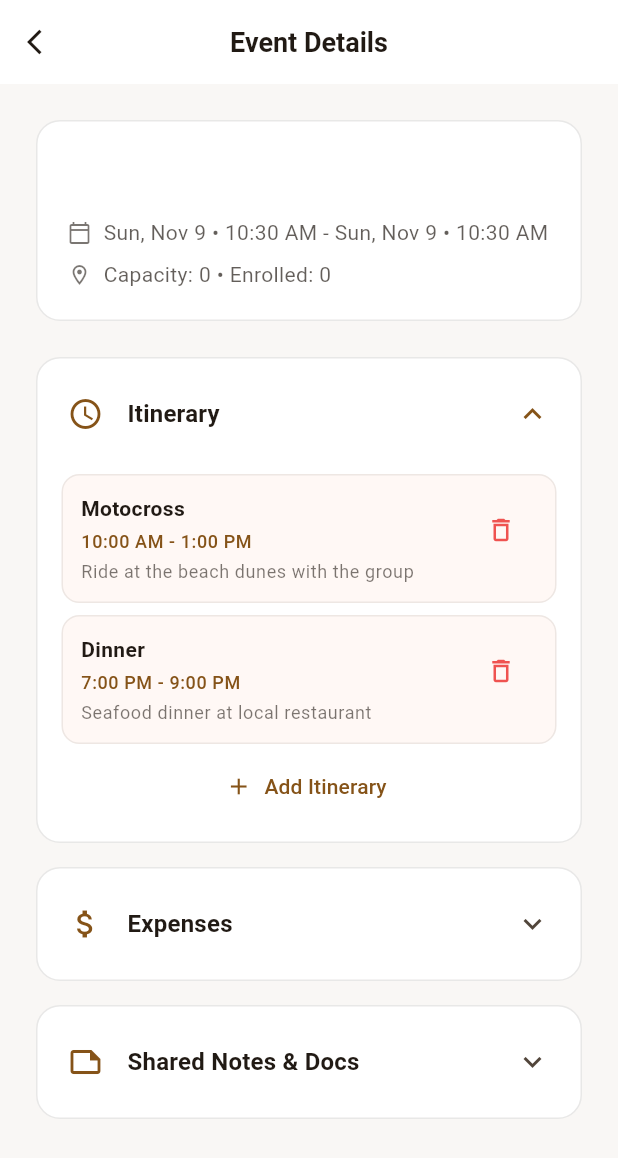
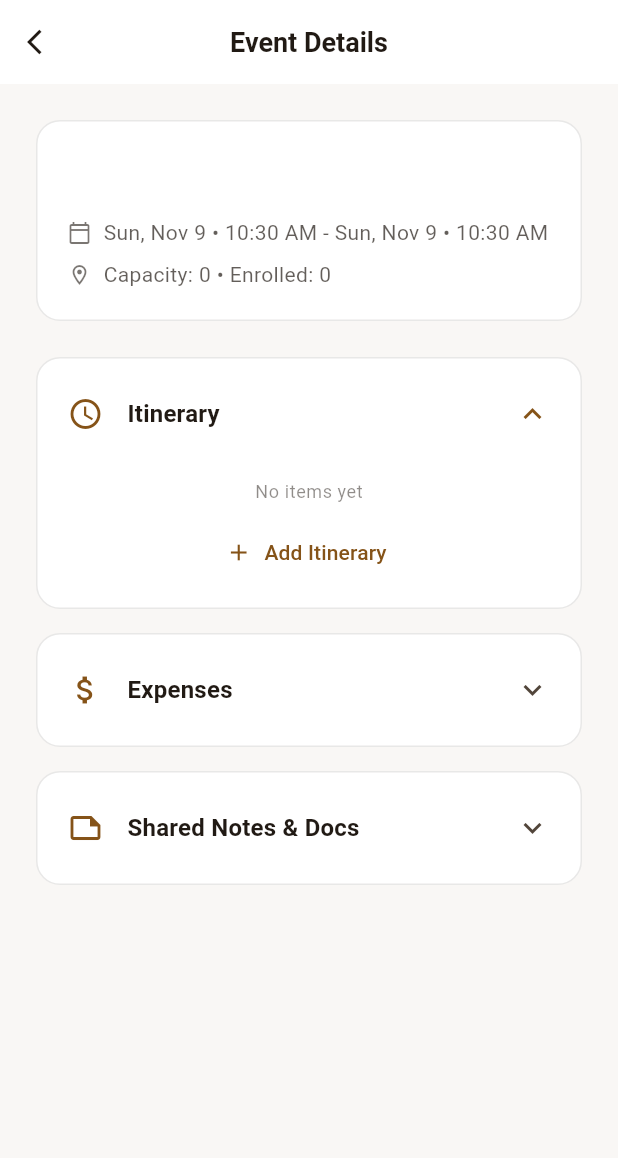
Before and after one commit to chriss212/link_up, a Flutter app: the EventDetailsScreen screen opened directly with empty values, after a tap on "Itinerary", on a phone screen of 412 x 824 dp. Shown: the top 1158 px of the screen. Run offline on Flutter 3.47's test engine with Material 3 defaults, Android fonts, the phone set to English and light mode, and no system bars; our stand-ins replace cached_network_image, dio, flutter_riverpod, go_router, table_calendar; network calls fail.

```diff
--- a/lib/events/providers/event_provider.dart
+++ b/lib/events/providers/event_provider.dart
@@ -28,34 +28,18 @@ class EventState {
 class EventNotifier extends Notifier<EventState> {
   @override
   EventState build() {
-    // Estado inicial (lo que antes pasabas en super(EventState(...)))
-    return const EventState(
-      itinerary: [
-        {
-          "title": "Motocross",
-          "time": "10:00 AM - 1:00 PM",
-          "description": "Ride at the beach dunes with the group",
-        },
-        {
-          "title": "Dinner",
-          "time": "7:00 PM - 9:00 PM",
-          "description": "Seafood dinner at local restaurant",
-        },
-      ],
-      expenses: [
-        {"title": "Hotel", "amount": 200},
-        {"title": "Motocross rental", "amount": 150},
-      ],
-      notes: [
-        "Bring sunscreen and water.",
-        "Book return flight before Friday.",
-      ],
-    );
+    //  AHORA: estado inicial vacío
+    return const EventState();
+    // si querés explícito:
+    // return const EventState(itinerary: [], expenses: [], notes: []);
   }
 
-  // ===== mismos métodos que tenías =====
   void addItinerary(String title, String time, String description) {
-    final newItem = {"title": title, "time": time, "description": description};
+    final newItem = {
+      "title": title,
+      "time": time,
+      "description": description,
+    };
     state = state.copyWith(itinerary: [...state.itinerary, newItem]);
   }
 
@@ -84,7 +68,8 @@ class EventNotifier extends Notifier<EventState> {
   }
 
   void reset() {
-    state = const EventState(itinerary: [], expenses: [], notes: []);
+    state = const EventState();
+    // o: state = const EventState(itinerary: [], expenses: [], notes: []);
   }
 }
 
```
Also changed, not shown: lib/calendar/calendar_screen.dart (+135 -32 lines).
